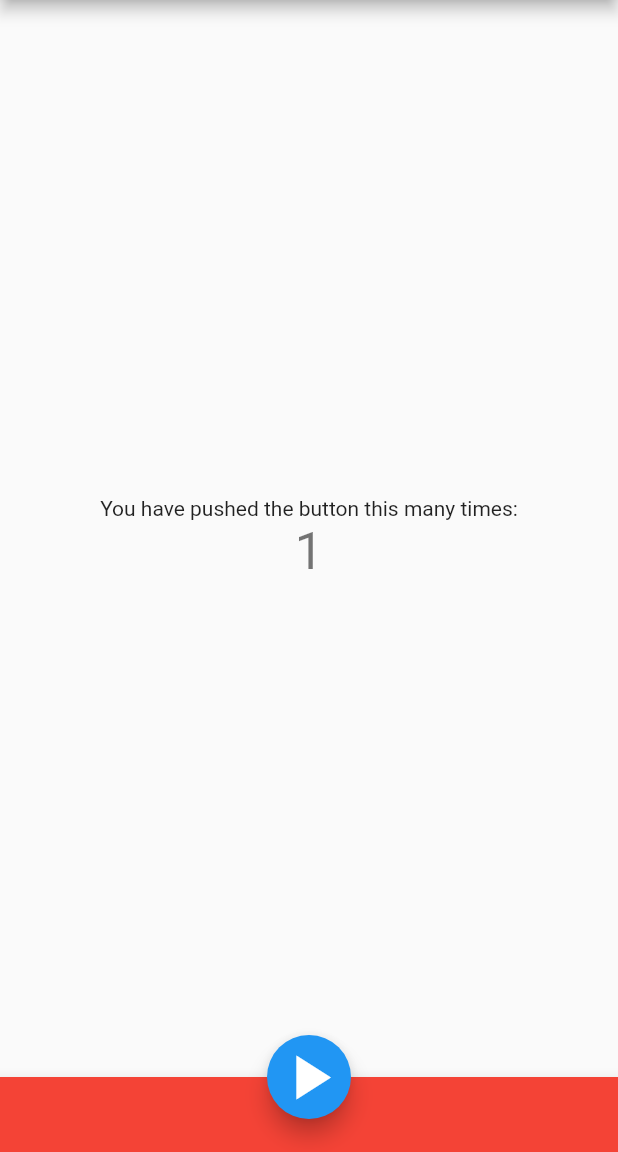
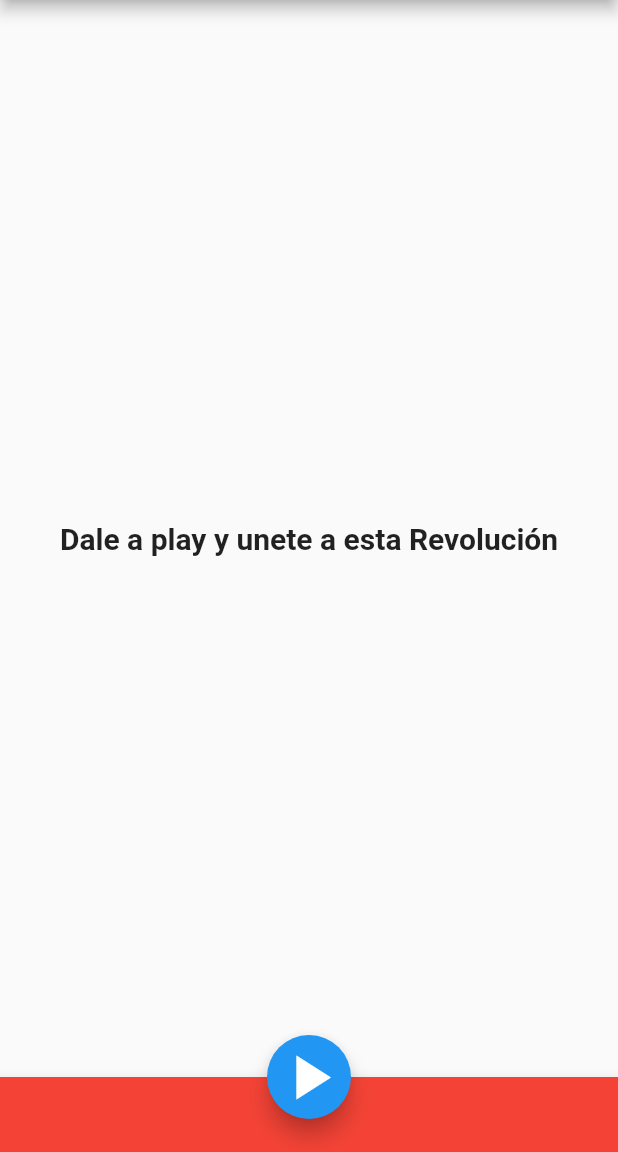
Before and after one commit to julioortizpol/CacerolazoAPP, a Flutter app: the screen it shows after launch, after a tap on the "play arrow" icon, on a phone screen of 412 x 824 dp, the part 84-1236 px from its top. Run offline on Flutter 3.47's test engine with Material 2 defaults, Android fonts, the phone set to English and light mode, and no system bars; our stand-ins replace audioplayers.

Commit message:
delete some comments

```diff
--- a/lib/main.dart
+++ b/lib/main.dart
@@ -10,15 +10,6 @@ class MyApp extends StatelessWidget {
     return MaterialApp(
       title: 'Flutter Demo',
       theme: ThemeData(
-        // This is the theme of your application.
-        //
-        // Try running your application with "flutter run". You'll see the
-        // application has a blue toolbar. Then, without quitting the app, try
-        // changing the primarySwatch below to Colors.green and then invoke
-        // "hot reload" (press "r" in the console where you ran "flutter run",
-        // or simply save your changes to "hot reload" in a Flutter IDE).
-        // Notice that the counter didn't reset back to zero; the application
-        // is not restarted.
         primarySwatch: Colors.blue,
       ),
       home: MyHomePage(title: 'Cacerolazo RD'),
@@ -45,31 +36,15 @@ class MyHomePage extends StatefulWidget {
 }
 
 class _MyHomePageState extends State<MyHomePage> {
-  int _counter = 0;
-
-  void _incrementCounter() {
-    setState(() {
-      // This call to setState tells the Flutter framework that something has
-      // changed in this State, which causes it to rerun the build method below
-      // so that the display can reflect the updated values. If we changed
-      // _counter without calling setState(), then the build method would not be
-      // called again, and so nothing would appear to happen.
-      _counter++;
-    });
+  void _soundActivation() {
+    final player = AudioCache();
+    player.play('');
   }
 
   @override
   Widget build(BuildContext context) {
-    // This method is rerun every time setState is called, for instance as done
-    // by the _incrementCounter method above.
-    //
-    // The Flutter framework has been optimized to make rerunning build methods
-    // fast, so that you can just rebuild anything that needs updating rather
-    // than having to individually change instances of widgets.
     return Scaffold(
       appBar: AppBar(
-        // Here we take the value from the MyHomePage object that was created by
-        // the App.build method, and use it to set our appbar title.
         title: Text(widget.title),
       ),
       bottomNavigationBar: BottomAppBar(
@@ -79,38 +54,19 @@ class _MyHomePageState extends State<MyHomePage> {
         ),
       ),
       body: Center(
-        // Center is a layout widget. It takes a single child and positions it
-        // in the middle of the parent.
         child: Column(
-          // Column is also a layout widget. It takes a list of children and
-          // arranges them vertically. By default, it sizes itself to fit its
-          // children horizontally, and tries to be as tall as its parent.
-          //
-          // Invoke "debug painting" (press "p" in the console, choose the
-          // "Toggle Debug Paint" action from the Flutter Inspector in Android
-          // Studio, or the "Toggle Debug Paint" command in Visual Studio Code)
-          // to see the wireframe for each widget.
-          //
-          // Column has various properties to control how it sizes itself and
-          // how it positions its children. Here we use mainAxisAlignment to
-          // center the children vertically; the main axis here is the vertical
-          // axis because Columns are vertical (the cross axis would be
-          // horizontal).
           mainAxisAlignment: MainAxisAlignment.center,
           children: <Widget>[
             Text(
-              'You have pushed the button this many times:',
-            ),
-            Text(
-              '$_counter',
-              style: Theme.of(context).textTheme.display1,
+              'Dale a play y unete a esta Revolución',
+              style: TextStyle(fontSize: 20, fontWeight: FontWeight.bold),
             ),
           ],
         ),
       ),
       floatingActionButtonLocation: FloatingActionButtonLocation.centerDocked,
       floatingActionButton: FloatingActionButton(
-        onPressed: _incrementCounter,
+        onPressed: _soundActivation,
         tooltip: 'Sound Activation',
         child: Icon(
           Icons.play_arrow,
```
Also changed, not shown: pubspec.yaml (+1 -46 lines).
